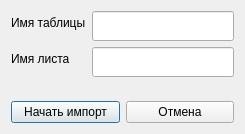
Before: the Qt Designer form GSheets.ui in aleroza/vk-tests, drawn with Qt 5.
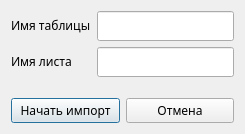
After: the same form once the commit is applied. Icons and pictures are not drawn.

```diff
--- a/GSheets.ui
+++ b/GSheets.ui
@@ -36,6 +36,11 @@
     <layout class="QFormLayout" name="formLayout">
      <item row="0" column="0">
       <widget class="QLabel" name="label">
+       <property name="font">
+        <font>
+         <family>Cantarell Light</family>
+        </font>
+       </property>
        <property name="text">
         <string>Имя таблицы</string>
        </property>
@@ -45,7 +50,7 @@
       <widget class="QLineEdit" name="sheet_name">
        <property name="font">
         <font>
-         <family>Noto Sans</family>
+         <family>Cantarell Light</family>
          <pointsize>11</pointsize>
         </font>
        </property>
@@ -53,6 +58,11 @@
      </item>
      <item row="1" column="0">
       <widget class="QLabel" name="label_2">
+       <property name="font">
+        <font>
+         <family>Cantarell Light</family>
+        </font>
+       </property>
        <property name="text">
         <string>Имя листа</string>
        </property>
@@ -62,7 +72,7 @@
       <widget class="QLineEdit" name="wsheet_name">
        <property name="font">
         <font>
-         <family>Noto Sans</family>
+         <family>Cantarell Light</family>
          <pointsize>11</pointsize>
         </font>
        </property>
@@ -80,6 +90,11 @@
          <verstretch>0</verstretch>
         </sizepolicy>
        </property>
+       <property name="font">
+        <font>
+         <family>Cantarell Light</family>
+        </font>
+       </property>
        <property name="text">
         <string>Начать импорт</string>
        </property>
@@ -93,6 +108,11 @@
          <verstretch>0</verstretch>
         </sizepolicy>
        </property>
+       <property name="font">
+        <font>
+         <family>Cantarell Light</family>
+        </font>
+       </property>
        <property name="text">
         <string>Отмена</string>
        </property>
```
Left out of the diff: 6 changed lines with no effect on the pictures.
